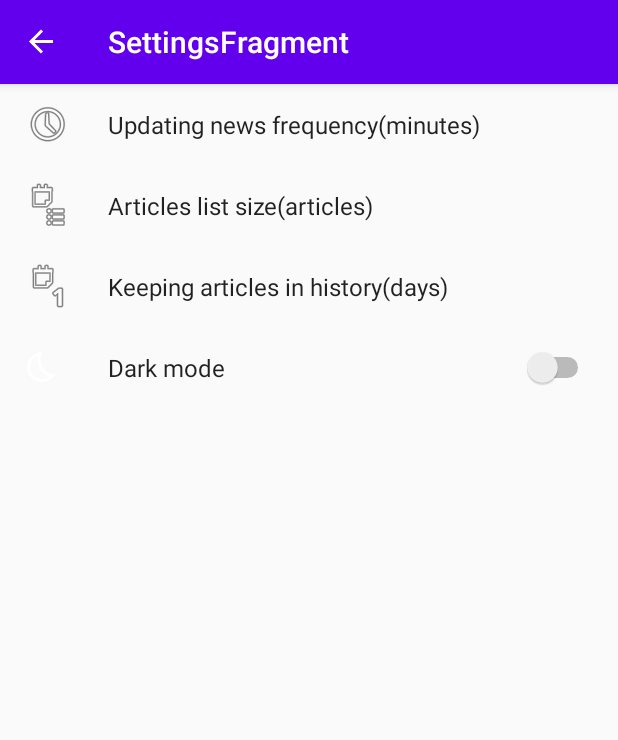
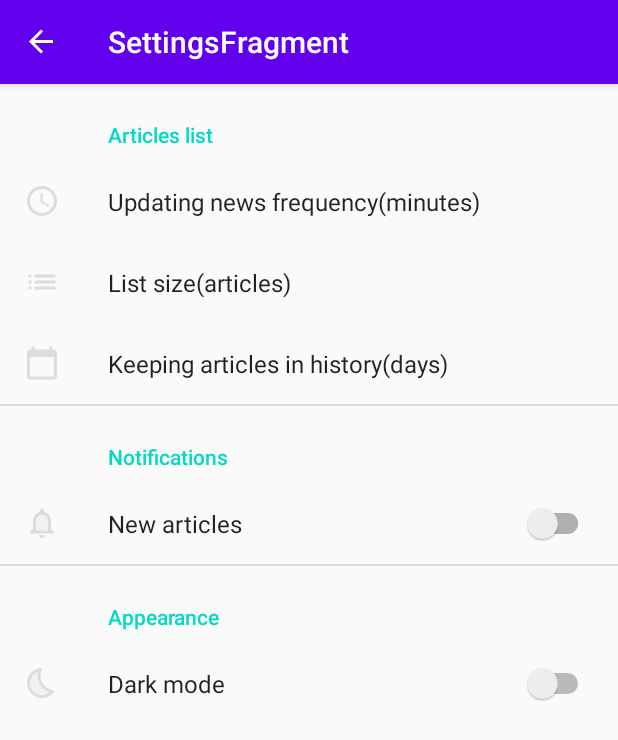
Before and after one commit to Harnet69/Dev_news, an Android app: the SettingsFragment screen opened through its navigation route, on a phone screen of 412 x 824 dp. Shown: the top 740 px of the screen. Run offline under Robolectric (Android 15) with nearby library versions, the phone set to English and light mode, and no system bars; our stand-ins replace Room's generated code, RxJava, androidx.preference, navigation-ui.

Commit message:
Change menu UI

```diff
--- a/app/src/main/java/com/harnet/devnewsradar/view/SettingsFragment.kt
+++ b/app/src/main/java/com/harnet/devnewsradar/view/SettingsFragment.kt
@@ -17,6 +17,6 @@ class SettingsFragment : PreferenceFragmentCompat() {
     override fun onViewCreated(view: View, savedInstanceState: Bundle?) {
         super.onViewCreated(view, savedInstanceState)
         // change page background
-        listView.setBackgroundResource(R.drawable.bgnd)
+//        listView.setBackgroundResource(R.drawable.bgnd)
     }
 }
--- a/app/src/main/res/drawable/ic_bed_time.xml
+++ b/app/src/main/res/drawable/ic_bed_time.xml
@@ -1,4 +1,4 @@
-<vector android:height="24dp" android:tint="#FFFFFF"
+<vector android:height="24dp" android:tint="#DCDCD8"
     android:viewportHeight="24" android:viewportWidth="24"
     android:width="24dp" xmlns:android="http://schemas.android.com/apk/res/android">
     <path android:fillAlpha="0.3"
--- a/app/src/main/res/drawable/ic_dark_mode.xml
+++ /dev/null
@@ -1,10 +0,0 @@
-<vector xmlns:android="http://schemas.android.com/apk/res/android"
-    android:width="24dp"
-    android:height="24dp"
-    android:viewportWidth="24"
-    android:viewportHeight="24"
-    android:tint="?attr/colorControlNormal">
-  <path
-      android:fillColor="@android:color/white"
-      android:pathData="M9,2c-1.05,0 -2.05,0.16 -3,0.46 4.06,1.27 7,5.06 7,9.54 0,4.48 -2.94,8.27 -7,9.54 0.95,0.3 1.95,0.46 3,0.46 5.52,0 10,-4.48 10,-10S14.52,2 9,2z"/>
-</vector>
--- a/app/src/main/res/drawable/ic_history.xml
+++ /dev/null
@@ -1,10 +0,0 @@
-<vector xmlns:android="http://schemas.android.com/apk/res/android"
-    android:width="24dp"
-    android:height="24dp"
-    android:viewportWidth="24"
-    android:viewportHeight="24"
-    android:tint="?attr/colorControlNormal">
-  <path
-      android:fillColor="@android:color/white"
-      android:pathData="M13,3c-4.97,0 -9,4.03 -9,9L1,12l3.89,3.89 0.07,0.14L9,12L6,12c0,-3.87 3.13,-7 7,-7s7,3.13 7,7 -3.13,7 -7,7c-1.93,0 -3.68,-0.79 -4.94,-2.06l-1.42,1.42C8.27,19.99 10.51,21 13,21c4.97,0 9,-4.03 9,-9s-4.03,-9 -9,-9zM12,8v5l4.28,2.54 0.72,-1.21 -3.5,-2.08L13.5,8L12,8z"/>
-</vector>
--- /dev/null
+++ b/app/src/main/res/drawable/ic_history_days.xml
@@ -0,0 +1,5 @@
+<vector android:height="24dp" android:tint="#DCDCD8"
+    android:viewportHeight="24" android:viewportWidth="24"
+    android:width="24dp" xmlns:android="http://schemas.android.com/apk/res/android">
+    <path android:fillColor="@android:color/white" android:pathData="M20,3h-1L19,1h-2v2L7,3L7,1L5,1v2L4,3c-1.1,0 -2,0.9 -2,2v16c0,1.1 0.9,2 2,2h16c1.1,0 2,-0.9 2,-2L22,5c0,-1.1 -0.9,-2 -2,-2zM20,21L4,21L4,8h16v13z"/>
+</vector>
--- /dev/null
+++ b/app/src/main/res/drawable/ic_history_time.xml
@@ -0,0 +1,6 @@
+<vector android:height="24dp" android:tint="#DCDCD8"
+    android:viewportHeight="24" android:viewportWidth="24"
+    android:width="24dp" xmlns:android="http://schemas.android.com/apk/res/android">
+    <path android:fillColor="@android:color/white" android:pathData="M11.99,2C6.47,2 2,6.48 2,12s4.47,10 9.99,10C17.52,22 22,17.52 22,12S17.52,2 11.99,2zM12,20c-4.42,0 -8,-3.58 -8,-8s3.58,-8 8,-8 8,3.58 8,8 -3.58,8 -8,8z"/>
+    <path android:fillColor="@android:color/white" android:pathData="M12.5,7H11v6l5.25,3.15 0.75,-1.23 -4.5,-2.67z"/>
+</vector>
--- /dev/null
+++ b/app/src/main/res/drawable/ic_list.xml
@@ -0,0 +1,5 @@
+<vector android:height="24dp" android:tint="#DCDCD8"
+    android:viewportHeight="24" android:viewportWidth="24"
+    android:width="24dp" xmlns:android="http://schemas.android.com/apk/res/android">
+    <path android:fillColor="@android:color/white" android:pathData="M3,13h2v-2L3,11v2zM3,17h2v-2L3,15v2zM3,9h2L5,7L3,7v2zM7,13h14v-2L7,11v2zM7,17h14v-2L7,15v2zM7,7v2h14L21,7L7,7z"/>
+</vector>
--- /dev/null
+++ b/app/src/main/res/drawable/ic_notification.xml
@@ -0,0 +1,8 @@
+<vector android:height="24dp" android:tint="#DCDCD8"
+    android:viewportHeight="24" android:viewportWidth="24"
+    android:width="24dp" xmlns:android="http://schemas.android.com/apk/res/android">
+    <path android:fillAlpha="0.3"
+        android:fillColor="@android:color/white"
+        android:pathData="M12,6.5c-2.49,0 -4,2.02 -4,4.5v6h8v-6c0,-2.48 -1.51,-4.5 -4,-4.5z" android:strokeAlpha="0.3"/>
+    <path android:fillColor="@android:color/white" android:pathData="M18,16v-5c0,-3.07 -1.63,-5.64 -4.5,-6.32L13.5,4c0,-0.83 -0.67,-1.5 -1.5,-1.5s-1.5,0.67 -1.5,1.5v0.68C7.64,5.36 6,7.92 6,11v5l-2,2v1h16v-1l-2,-2zM16,17L8,17v-6c0,-2.48 1.51,-4.5 4,-4.5s4,2.02 4,4.5v6zM12,22c1.1,0 2,-0.9 2,-2h-4c0,1.1 0.9,2 2,2z"/>
+</vector>
--- a/app/src/main/res/menu/articles_list_menu.xml
+++ b/app/src/main/res/menu/articles_list_menu.xml
@@ -9,7 +9,7 @@
     <item
         android:title="History"
         android:id="@+id/history"
-        android:icon="@drawable/ic_history"
+        android:icon="@drawable/ic_history_time"
         app:showAsAction="ifRoom"/>
     <item
         android:title="Settings"
--- a/app/src/main/res/values/strings.xml
+++ b/app/src/main/res/values/strings.xml
@@ -1,4 +1,11 @@
 <resources>
     <string name="app_name">DevNewsRadar</string>
     <string name="hello_blank_fragment">Hello blank fragment</string>
+    <string name="articles">Articles list</string>
+    <string name="alerts">Alerts</string>
+    <string name="new_articles">New articles</string>
+    <string name="dark_mode">Dark mode</string>
+    <string name="keeping_in_history">Keeping articles in history(days)</string>
+    <string name="articles_list_size">List size(articles)</string>
+    <string name="updating_frequency">Updating news frequency(minutes)</string>
 </resources>
--- a/app/src/main/res/xml/preferences.xml
+++ b/app/src/main/res/xml/preferences.xml
@@ -1,41 +1,57 @@
 <?xml version="1.0" encoding="utf-8"?>
 <PreferenceScreen xmlns:android="http://schemas.android.com/apk/res/android">
+    <PreferenceCategory android:title="@string/articles">
+
         <EditTextPreference
             android:defaultValue="1"
-        android:icon="@android:drawable/ic_menu_recent_history"
+            android:icon="@drawable/ic_history_time"
             android:inputType="number"
             android:key="api_parse_delaying"
-        android:layout="@layout/font_layout"
             android:selectAllOnFocus="true"
             android:singleLine="true"
-        android:title="Updating news frequency(minutes)" />
+            android:title="@string/updating_frequency" />
 
         <EditTextPreference
             android:defaultValue="10"
-        android:icon="@android:drawable/ic_menu_agenda"
+            android:icon="@drawable/ic_list"
             android:inputType="number"
             android:key="articles_qtt"
-        android:layout="@layout/font_layout"
             android:selectAllOnFocus="true"
             android:singleLine="true"
-        android:title="Articles list size(articles)" />
+            android:title="@string/articles_list_size" />
 
         <EditTextPreference
             android:defaultValue="7"
-        android:icon="@android:drawable/ic_menu_day"
+            android:icon="@drawable/ic_history_days"
             android:inputType="number"
             android:key="storing_history_days"
-        android:layout="@layout/font_layout"
             android:selectAllOnFocus="true"
             android:singleLine="true"
-        android:title="Keeping articles in history(days)" />
+            android:title="@string/keeping_in_history" />
+
+    </PreferenceCategory>
+
+    <PreferenceCategory android:title="Notifications">
+        <SwitchPreferenceCompat
+            android:defaultValue="false"
+            android:icon="@drawable/ic_notification"
+            android:key="notification"
+            android:selectAllOnFocus="true"
+            android:singleLine="true"
+            android:title="@string/new_articles" />
+
+    </PreferenceCategory>
+
+    <PreferenceCategory android:title="Appearance">
+
         <SwitchPreference
             android:defaultValue="false"
             android:icon="@drawable/ic_bed_time"
-        android:layout="@layout/switch_layout"
+            android:key="dark_theme"
             android:selectAllOnFocus="true"
             android:singleLine="true"
-        android:key="dark_theme"
-        android:title="Dark mode" />
+            android:title="@string/dark_mode" />
+
+    </PreferenceCategory>
 
 </PreferenceScreen>
```
Lines whose indentation alone changed are shown as unchanged.
